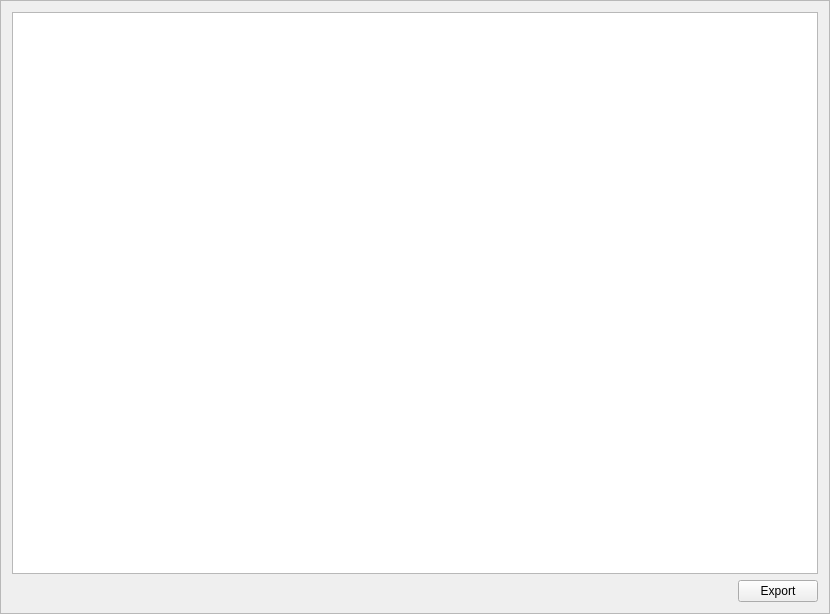
Qt form src/gui/ui/transactionsframe.ui (iridiumdev/iridium-gui) before a commit.
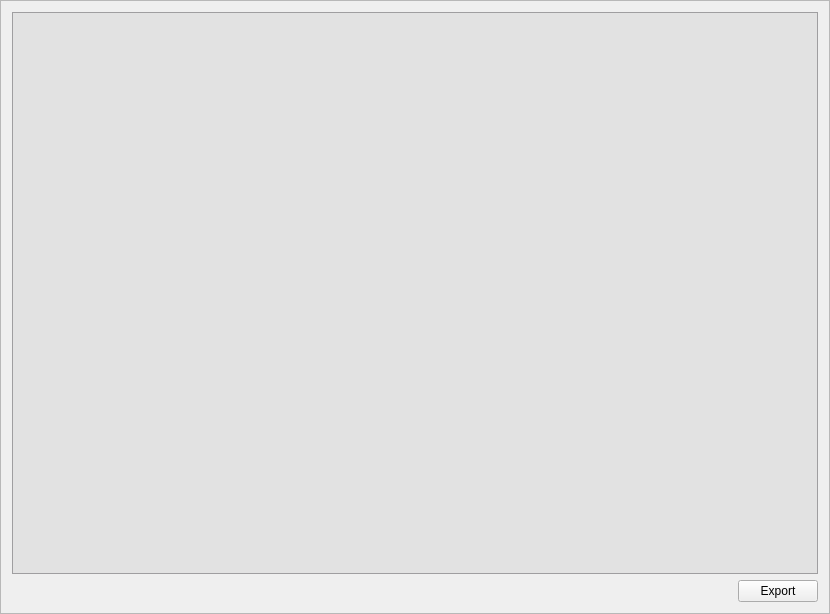
The same form after that commit. Icons and pictures are not drawn.

The edit to the form file:
```diff
--- a/src/gui/ui/transactionsframe.ui
+++ b/src/gui/ui/transactionsframe.ui
@@ -22,6 +22,421 @@
   <layout class="QVBoxLayout" name="verticalLayout">
    <item>
     <widget class="QTreeView" name="m_transactionsView">
+     <property name="palette">
+      <palette>
+       <active>
+        <colorrole role="WindowText">
+         <brush brushstyle="SolidPattern">
+          <color alpha="255">
+           <red>0</red>
+           <green>0</green>
+           <blue>0</blue>
+          </color>
+         </brush>
+        </colorrole>
+        <colorrole role="Button">
+         <brush brushstyle="SolidPattern">
+          <color alpha="255">
+           <red>206</red>
+           <green>205</green>
+           <blue>208</blue>
+          </color>
+         </brush>
+        </colorrole>
+        <colorrole role="Light">
+         <brush brushstyle="SolidPattern">
+          <color alpha="255">
+           <red>230</red>
+           <green>230</green>
+           <blue>230</blue>
+          </color>
+         </brush>
+        </colorrole>
+        <colorrole role="Midlight">
+         <brush brushstyle="SolidPattern">
+          <color alpha="255">
+           <red>230</red>
+           <green>230</green>
+           <blue>231</blue>
+          </color>
+         </brush>
+        </colorrole>
+        <colorrole role="Dark">
+         <brush brushstyle="SolidPattern">
+          <color alpha="255">
+           <red>103</red>
+           <green>102</green>
+           <blue>104</blue>
+          </color>
+         </brush>
+        </colorrole>
+        <colorrole role="Mid">
+         <brush brushstyle="SolidPattern">
+          <color alpha="255">
+           <red>137</red>
+           <green>137</green>
+           <blue>139</blue>
+          </color>
+         </brush>
+        </colorrole>
+        <colorrole role="Text">
+         <brush brushstyle="SolidPattern">
+          <color alpha="255">
+           <red>0</red>
+           <green>0</green>
+           <blue>0</blue>
+          </color>
+         </brush>
+        </colorrole>
+        <colorrole role="BrightText">
+         <brush brushstyle="SolidPattern">
+          <color alpha="255">
+           <red>255</red>
+           <green>255</green>
+           <blue>255</blue>
+          </color>
+         </brush>
+        </colorrole>
+        <colorrole role="ButtonText">
+         <brush brushstyle="SolidPattern">
+          <color alpha="255">
+           <red>0</red>
+           <green>0</green>
+           <blue>0</blue>
+          </color>
+         </brush>
+        </colorrole>
+        <colorrole role="Base">
+         <brush brushstyle="SolidPattern">
+          <color alpha="255">
+           <red>226</red>
+           <green>226</green>
+           <blue>226</blue>
+          </color>
+         </brush>
+        </colorrole>
+        <colorrole role="Window">
+         <brush brushstyle="SolidPattern">
+          <color alpha="255">
+           <red>206</red>
+           <green>205</green>
+           <blue>208</blue>
+          </color>
+         </brush>
+        </colorrole>
+        <colorrole role="Shadow">
+         <brush brushstyle="SolidPattern">
+          <color alpha="255">
+           <red>0</red>
+           <green>0</green>
+           <blue>0</blue>
+          </color>
+         </brush>
+        </colorrole>
+        <colorrole role="AlternateBase">
+         <brush brushstyle="SolidPattern">
+          <color alpha="255">
+           <red>230</red>
+           <green>230</green>
+           <blue>231</blue>
+          </color>
+         </brush>
+        </colorrole>
+        <colorrole role="ToolTipBase">
+         <brush brushstyle="SolidPattern">
+          <color alpha="255">
+           <red>255</red>
+           <green>255</green>
+           <blue>220</blue>
+          </color>
+         </brush>
+        </colorrole>
+        <colorrole role="ToolTipText">
+         <brush brushstyle="SolidPattern">
+          <color alpha="255">
+           <red>0</red>
+           <green>0</green>
+           <blue>0</blue>
+          </color>
+         </brush>
+        </colorrole>
+       </active>
+       <inactive>
+        <colorrole role="WindowText">
+         <brush brushstyle="SolidPattern">
+          <color alpha="255">
+           <red>0</red>
+           <green>0</green>
+           <blue>0</blue>
+          </color>
+         </brush>
+        </colorrole>
+        <colorrole role="Button">
+         <brush brushstyle="SolidPattern">
+          <color alpha="255">
+           <red>206</red>
+           <green>205</green>
+           <blue>208</blue>
+          </color>
+         </brush>
+        </colorrole>
+        <colorrole role="Light">
+         <brush brushstyle="SolidPattern">
+          <color alpha="255">
+           <red>230</red>
+           <green>230</green>
+           <blue>230</blue>
+          </color>
+         </brush>
+        </colorrole>
+        <colorrole role="Midlight">
+         <brush brushstyle="SolidPattern">
+          <color alpha="255">
+           <red>230</red>
+           <green>230</green>
+           <blue>231</blue>
+          </color>
+         </brush>
+        </colorrole>
+        <colorrole role="Dark">
+         <brush brushstyle="SolidPattern">
+          <color alpha="255">
+           <red>103</red>
+           <green>102</green>
+           <blue>104</blue>
+          </color>
+         </brush>
+        </colorrole>
+        <colorrole role="Mid">
+         <brush brushstyle="SolidPattern">
+          <color alpha="255">
+           <red>137</red>
+           <green>137</green>
+           <blue>139</blue>
+          </color>
+         </brush>
+        </colorrole>
+        <colorrole role="Text">
+         <brush brushstyle="SolidPattern">
+          <color alpha="255">
+           <red>0</red>
+           <green>0</green>
+           <blue>0</blue>
+          </color>
+         </brush>
+        </colorrole>
+        <colorrole role="BrightText">
+         <brush brushstyle="SolidPattern">
+          <color alpha="255">
+           <red>255</red>
+           <green>255</green>
+           <blue>255</blue>
+          </color>
+         </brush>
+        </colorrole>
+        <colorrole role="ButtonText">
+         <brush brushstyle="SolidPattern">
+          <color alpha="255">
+           <red>0</red>
+           <green>0</green>
+           <blue>0</blue>
+          </color>
+         </brush>
+        </colorrole>
+        <colorrole role="Base">
+         <brush brushstyle="SolidPattern">
+          <color alpha="255">
+           <red>226</red>
+           <green>226</green>
+           <blue>226</blue>
+          </color>
+         </brush>
+        </colorrole>
+        <colorrole role="Window">
+         <brush brushstyle="SolidPattern">
+          <color alpha="255">
+           <red>206</red>
+           <green>205</green>
+           <blue>208</blue>
+          </color>
+         </brush>
+        </colorrole>
+        <colorrole role="Shadow">
+         <brush brushstyle="SolidPattern">
+          <color alpha="255">
+           <red>0</red>
+           <green>0</green>
+           <blue>0</blue>
+          </color>
+         </brush>
+        </colorrole>
+        <colorrole role="AlternateBase">
+         <brush brushstyle="SolidPattern">
+          <color alpha="255">
+           <red>230</red>
+           <green>230</green>
+           <blue>231</blue>
+          </color>
+         </brush>
+        </colorrole>
+        <colorrole role="ToolTipBase">
+         <brush brushstyle="SolidPattern">
+          <color alpha="255">
+           <red>255</red>
+           <green>255</green>
+           <blue>220</blue>
+          </color>
+         </brush>
+        </colorrole>
+        <colorrole role="ToolTipText">
+         <brush brushstyle="SolidPattern">
+          <color alpha="255">
+           <red>0</red>
+           <green>0</green>
+           <blue>0</blue>
+          </color>
+         </brush>
+        </colorrole>
+       </inactive>
+       <disabled>
+        <colorrole role="WindowText">
+         <brush brushstyle="SolidPattern">
+          <color alpha="255">
+           <red>103</red>
+           <green>102</green>
+           <blue>104</blue>
+          </color>
+         </brush>
+        </colorrole>
+        <colorrole role="Button">
+         <brush brushstyle="SolidPattern">
+          <color alpha="255">
+           <red>206</red>
+           <green>205</green>
+           <blue>208</blue>
+          </color>
+         </brush>
+        </colorrole>
+        <colorrole role="Light">
+         <brush brushstyle="SolidPattern">
+          <color alpha="255">
+           <red>230</red>
+           <green>230</green>
+           <blue>230</blue>
+          </color>
+         </brush>
+        </colorrole>
+        <colorrole role="Midlight">
+         <brush brushstyle="SolidPattern">
+          <color alpha="255">
+           <red>230</red>
+           <green>230</green>
+           <blue>231</blue>
+          </color>
+         </brush>
+        </colorrole>
+        <colorrole role="Dark">
+         <brush brushstyle="SolidPattern">
+          <color alpha="255">
+           <red>103</red>
+           <green>102</green>
+           <blue>104</blue>
+          </color>
+         </brush>
+        </colorrole>
+        <colorrole role="Mid">
+         <brush brushstyle="SolidPattern">
+          <color alpha="255">
+           <red>137</red>
+           <green>137</green>
+           <blue>139</blue>
+          </color>
+         </brush>
+        </colorrole>
+        <colorrole role="Text">
+         <brush brushstyle="SolidPattern">
+          <color alpha="255">
+           <red>103</red>
+           <green>102</green>
+           <blue>104</blue>
+          </color>
+         </brush>
+        </colorrole>
+        <colorrole role="BrightText">
+         <brush brushstyle="SolidPattern">
+          <color alpha="255">
+           <red>255</red>
+           <green>255</green>
+           <blue>255</blue>
+          </color>
+         </brush>
+        </colorrole>
+        <colorrole role="ButtonText">
+         <brush brushstyle="SolidPattern">
+          <color alpha="255">
+           <red>103</red>
+           <green>102</green>
+           <blue>104</blue>
+          </color>
+         </brush>
+        </colorrole>
+        <colorrole role="Base">
+         <brush brushstyle="SolidPattern">
+          <color alpha="255">
+           <red>206</red>
+           <green>205</green>
+           <blue>208</blue>
+          </color>
+         </brush>
+        </colorrole>
+        <colorrole role="Window">
+         <brush brushstyle="SolidPattern">
+          <color alpha="255">
+           <red>206</red>
+           <green>205</green>
+           <blue>208</blue>
+          </color>
+         </brush>
+        </colorrole>
+        <colorrole role="Shadow">
+         <brush brushstyle="SolidPattern">
+          <color alpha="255">
+           <red>0</red>
+           <green>0</green>
+           <blue>0</blue>
+          </color>
+         </brush>
+        </colorrole>
+        <colorrole role="AlternateBase">
+         <brush brushstyle="SolidPattern">
+          <color alpha="255">
+           <red>206</red>
+           <green>205</green>
+           <blue>208</blue>
+          </color>
+         </brush>
+        </colorrole>
+        <colorrole role="ToolTipBase">
+         <brush brushstyle="SolidPattern">
+          <color alpha="255">
+           <red>255</red>
+           <green>255</green>
+           <blue>220</blue>
+          </color>
+         </brush>
+        </colorrole>
+        <colorrole role="ToolTipText">
+         <brush brushstyle="SolidPattern">
+          <color alpha="255">
+           <red>0</red>
+           <green>0</green>
+           <blue>0</blue>
+          </color>
+         </brush>
+        </colorrole>
+       </disabled>
+      </palette>
+     </property>
      <property name="sizeAdjustPolicy">
       <enum>QAbstractScrollArea::AdjustIgnored</enum>
      </property>
```
